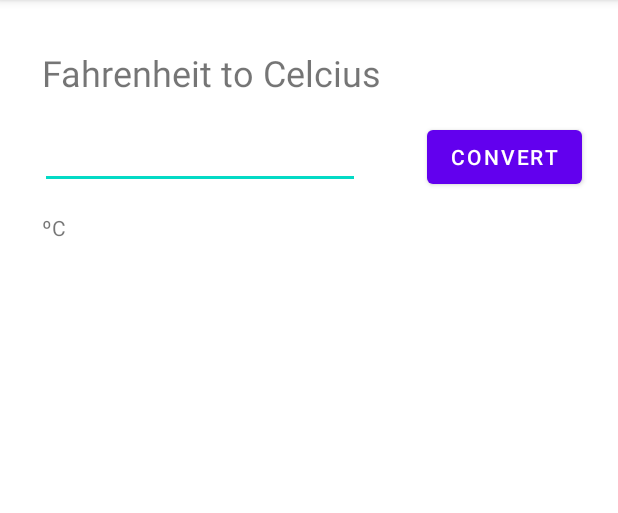
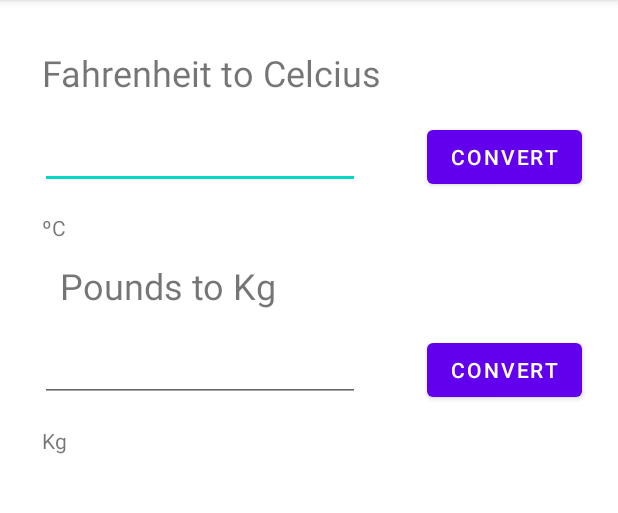
Before and after one commit to adamkohler/BIT372-Adam, an Android app: the screen it shows after launch (MainActivity), on a phone screen of 412 x 824 dp, the part 84-597 px from its top. Run offline under Robolectric (Android 15) with nearby library versions, the phone set to English and light mode, and no system bars.

Commit message:
pound to kg test

```diff
--- a/UnitCoverter/app/src/main/java/com/example/unitcoverter/MainActivity.java
+++ b/UnitCoverter/app/src/main/java/com/example/unitcoverter/MainActivity.java
@@ -6,6 +6,8 @@ import android.os.Bundle;
 import android.widget.Button;
 import android.widget.EditText;
 import android.widget.TextView;
+
+import com.google.android.material.floatingactionbutton.FloatingActionButton;
 
 public class MainActivity extends AppCompatActivity {
 
@@ -24,5 +26,17 @@ public class MainActivity extends AppCompatActivity {
             double celcius = Converter.toCelcius(Float.parseFloat(finput.getText().toString()));
             ctxt.setText(String.format("%.2f ºC", celcius));
         });
+
+        Button poundbtn = findViewById(R.id.pounds_convert_btn);
+        EditText pound_input = findViewById(R.id.pounds_input);
+        TextView kg_txt = findViewById(R.id.kg_text);
+
+        poundbtn.setOnClickListener(v -> {
+            if (pound_input.getText().length() == 0)
+                return;
+            double kg = pound_to_kg_converter.toKg(Float.parseFloat(pound_input.getText().toString()));
+            kg_txt.setText(String.format("%.2f Kg", kg));
+
+        });
     }
 }
--- a/UnitCoverter/app/src/main/res/layout/activity_main.xml
+++ b/UnitCoverter/app/src/main/res/layout/activity_main.xml
@@ -52,6 +52,53 @@
         app:layout_constraintStart_toStartOf="parent"
         app:layout_constraintTop_toBottomOf="@+id/fahrenheit_input" />
 
+
+    <TextView
+        android:id="@+id/pounds_title"
+        android:layout_width="wrap_content"
+        android:layout_height="wrap_content"
+        android:layout_marginTop="32dp"
+        android:text="Pounds to Kg"
+        android:textSize="24sp"
+        app:layout_constraintHorizontal_bias="0.149"
+        app:layout_constraintLeft_toLeftOf="parent"
+        app:layout_constraintRight_toRightOf="parent"
+        app:layout_constraintTop_toTopOf="@id/celcius_text" />
+
+    <EditText
+        android:id="@+id/pounds_input"
+        android:layout_width="wrap_content"
+        android:layout_height="wrap_content"
+        android:layout_marginTop="16dp"
+        android:ems="10"
+        android:inputType="number"
+        app:layout_constraintEnd_toStartOf="@+id/convert_btn"
+        app:layout_constraintHorizontal_bias="0.373"
+        app:layout_constraintStart_toStartOf="parent"
+        app:layout_constraintTop_toBottomOf="@+id/pounds_title" />
+
+    <Button
+        android:id="@+id/pounds_convert_btn"
+        android:layout_width="wrap_content"
+        android:layout_height="wrap_content"
+        android:layout_marginTop="16dp"
+        android:layout_marginEnd="24dp"
+        android:layout_marginRight="24dp"
+        android:text="Convert"
+        app:layout_constraintEnd_toEndOf="parent"
+        app:layout_constraintTop_toBottomOf="@+id/pounds_title" />
+
+    <TextView
+        android:id="@+id/kg_text"
+        android:layout_width="wrap_content"
+        android:layout_height="wrap_content"
+        android:layout_marginTop="16dp"
+        android:text="Kg"
+        app:layout_constraintEnd_toStartOf="@+id/pounds_convert_btn"
+        app:layout_constraintHorizontal_bias="0.104"
+        app:layout_constraintStart_toStartOf="parent"
+        app:layout_constraintTop_toBottomOf="@+id/pounds_input" />
+
     <androidx.constraintlayout.widget.Guideline
         android:id="@+id/guideline"
         android:layout_width="wrap_content"
```
Also changed, not shown: 2 other files.
